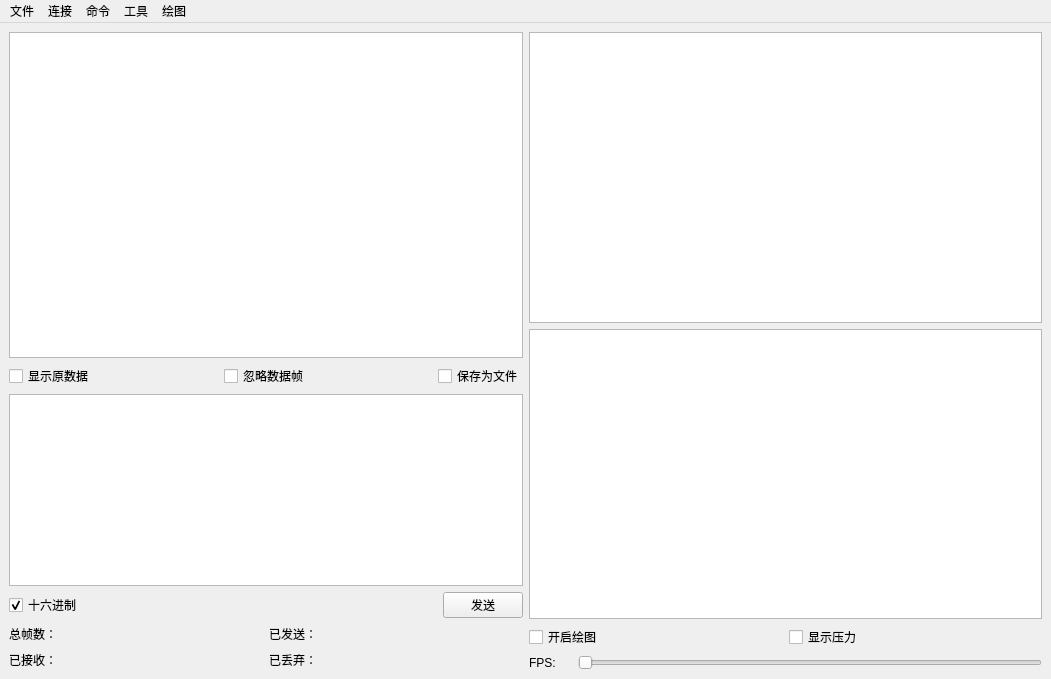
First picture: the form in form/mainwindow.ui, repository zuijiangwan/matrix, before the edit.
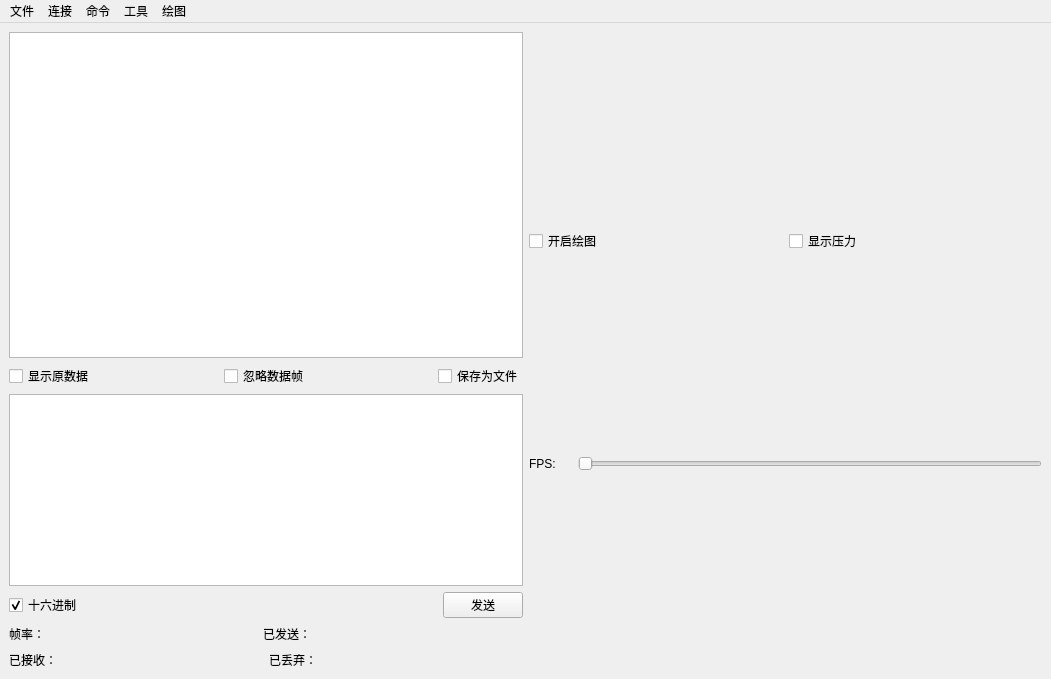
Second picture: the form after the edit. Icons and pictures are not drawn.

Diff of the .ui file:
```diff
--- a/form/mainwindow.ui
+++ b/form/mainwindow.ui
@@ -151,7 +151,7 @@
           <item>
            <widget class="QLabel" name="label_2">
             <property name="text">
-             <string>总帧数：</string>
+             <string>帧率：</string>
             </property>
            </widget>
           </item>
@@ -267,15 +267,9 @@
       <item>
        <layout class="QVBoxLayout" name="verticalLayout_2">
         <item>
-         <widget class="QGraphicsView" name="graphicsView_2"/>
-        </item>
-        <item>
-         <widget class="QGraphicsView" name="graphicsView"/>
-        </item>
-        <item>
-         <layout class="QHBoxLayout" name="horizontalLayout_5">
+         <layout class="QHBoxLayout" name="DrawConfigLayout">
           <item>
-           <widget class="QCheckBox" name="checkBox_3">
+           <widget class="QCheckBox" name="DrawCheckBox">
             <property name="text">
              <string>开启绘图</string>
             </property>
```
Left out of the diff: 4 changed lines with no effect on the pictures.
